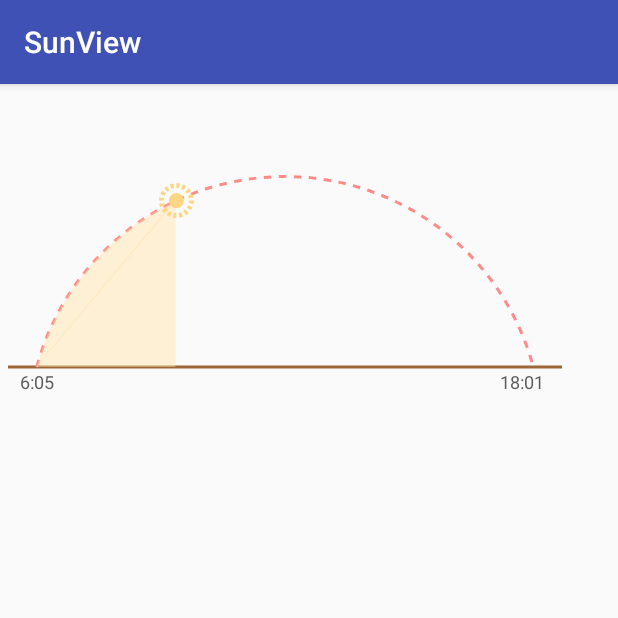
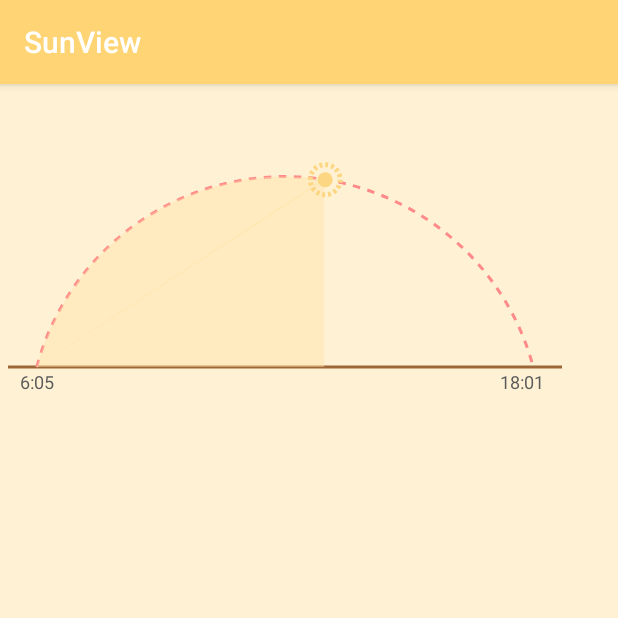
Before and after one commit to andy6804tw/SunView-lib, an Android app: the screen it shows after launch (MainActivity), on a phone screen of 412 x 824 dp, the top half of it. Run offline under Robolectric (Android 15) with nearby library versions, the phone set to English and light mode, and no system bars.

Commit message:
Update pic

```diff
--- a/app/src/main/java/com/openweather/sunview/MainActivity.java
+++ b/app/src/main/java/com/openweather/sunview/MainActivity.java
@@ -14,7 +14,7 @@ public class MainActivity extends AppCompatActivity {
         sunView=(SunView)findViewById(R.id.sunView);
         sunView.setStartTime("6:05");
         sunView.setEndTime("18:01");
-        sunView.setCurrentTime("10:04");
+        sunView.setCurrentTime("12:47");
         sunView.setArcSolidColor(getResources().getColor(R.color.ArcSolidColor));//拱型內部顏色
         sunView.setArcColor(getResources().getColor(R.color.ArcColor));//拱形虛線顏色
         sunView.setBottomLineColor(getResources().getColor(R.color.BottomLineColor));//拱形底線顏色
--- a/app/src/main/res/layout/activity_main.xml
+++ b/app/src/main/res/layout/activity_main.xml
@@ -4,6 +4,7 @@
     xmlns:tools="http://schemas.android.com/tools"
     android:layout_width="match_parent"
     android:layout_height="match_parent"
+    android:background="#fff2d4"
     tools:context="com.openweather.sunview.MainActivity">
 
     <com.openweather.sunviewlibrary.SunView
--- a/app/src/main/res/values/colors.xml
+++ b/app/src/main/res/values/colors.xml
@@ -1,7 +1,7 @@
 <?xml version="1.0" encoding="utf-8"?>
 <resources>
-    <color name="colorPrimary">#3F51B5</color>
-    <color name="colorPrimaryDark">#303F9F</color>
+    <color name="colorPrimary">#ffd474</color>
+    <color name="colorPrimaryDark">#ffbf2f</color>
     <color name="colorAccent">#FF4081</color>
     <color name="ArcSolidColor">#6effe1a2</color>
     <color name="ArcColor">#ff8a8a</color>
```
Also changed, not shown: 1 other file.
